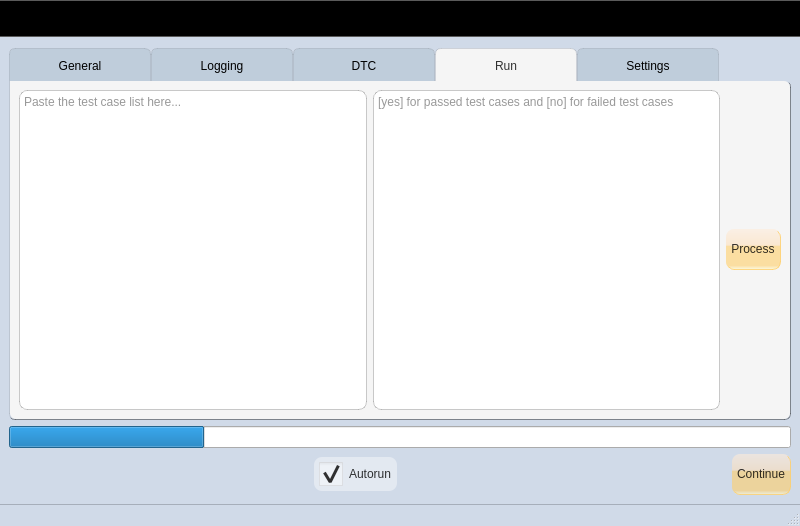
Old version of the form AutomationGUI_ui.ui in the repository vulevu121/AutomationGUI.
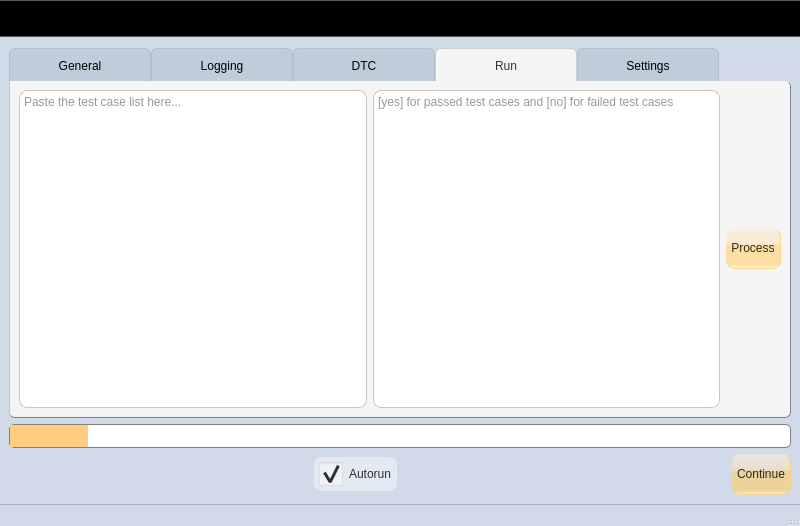
New version of the form. Icons and pictures are not drawn.

What changed in the file:
```diff
--- a/AutomationGUI_ui.ui
+++ b/AutomationGUI_ui.ui
@@ -65,6 +65,15 @@
 	border: 1px solid  rgba(0, 0, 0, 0.4);
 }
 
+QProgressBar {
+    border: 1px solid grey;
+    border-radius: 5px;
+}
+
+QProgressBar::chunk {
+    background-color: #FFCC80;
+}
+
 QToolBar {
 	background-color: qlineargradient(spread:pad, x1:0.5, y1:1, x2:0.5, y2:0, stop:0 rgba(236, 236, 236, 255), stop:1 rgba(255, 255, 255, 255));
 	spacing: 5px;
@@ -985,8 +994,11 @@
     </item>
     <item>
      <widget class="QProgressBar" name="progressBar">
+      <property name="maximum">
+       <number>100</number>
+      </property>
       <property name="value">
-       <number>25</number>
+       <number>10</number>
       </property>
       <property name="textVisible">
        <bool>false</bool>
```
